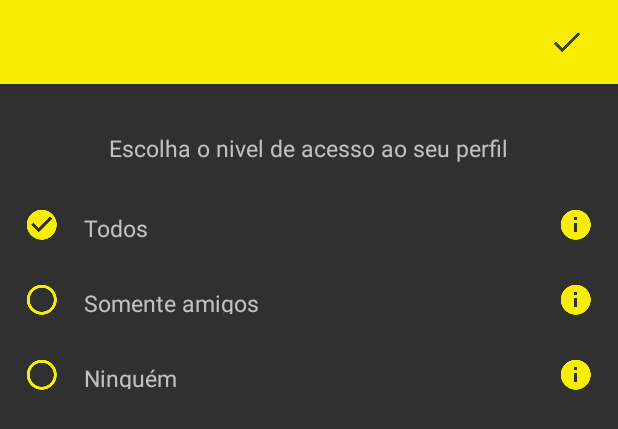
After one commit to WashingtonFD/organize_android, an Android app: the layout activity_privacy.xml on its own in the app's theme, with its tools: preview values and no code run, on a phone screen of 412 x 824 dp. The commit adds this screen. Shown: the top 429 px of the screen. Run offline under Robolectric (Android 15) with nearby library versions, the phone set to English and light mode, and no system bars.

Commit message:
implements privacy

```diff
--- a/organize/app/build.gradle
+++ b/organize/app/build.gradle
@@ -40,6 +40,7 @@ android {
     }
 }
 
+
 dependencies {
     compile fileTree(dir: 'libs', include: ['*.jar'])
     //noinspection GradleCompatible
--- a/organize/app/src/main/AndroidManifest.xml
+++ b/organize/app/src/main/AndroidManifest.xml
@@ -35,7 +35,8 @@
         <activity android:name=".ui.activities.PlanIdentifierActivity" />
         <activity android:name=".ui.activities.UserRegisterActivity" />
         <activity android:name=".ui.activities.LoginActivity" />
-        <activity android:name=".ui.activities.AboutActivity"></activity>
+        <activity android:name=".ui.activities.AboutActivity" />
+        <activity android:name=".ui.activities.PrivacyActivity"></activity>
     </application>
 
 </manifest>
--- a/organize/app/src/main/java/com/organize4event/organize/ui/fragments/SettingsFragment.java
+++ b/organize/app/src/main/java/com/organize4event/organize/ui/fragments/SettingsFragment.java
@@ -27,6 +27,7 @@ import com.organize4event.organize.models.User;
 import com.organize4event.organize.models.UserSetting;
 import com.organize4event.organize.ui.activities.AboutActivity;
 import com.organize4event.organize.ui.activities.PlanDetailActivity;
+import com.organize4event.organize.ui.activities.PrivacyActivity;
 import com.organize4event.organize.ui.activities.TermUseActivity;
 import com.organize4event.organize.ui.adapters.PlanAdapter;
 import com.organize4event.organize.ui.adapters.SettingsAdapter;
@@ -172,7 +173,7 @@ public class SettingsFragment extends BaseFragment {
     }
 
     public void startPrivacySettings() {
-        showToastMessage(context, "ABRIR ACTIVITY PRIVACY");
+        startActivity(new Intent(context, PrivacyActivity.class));
     }
 
     public void startDayPayment() {
--- /dev/null
+++ b/organize/app/src/main/res/layout/activity_privacy.xml
@@ -0,0 +1,172 @@
+<?xml version="1.0" encoding="utf-8"?>
+<RelativeLayout xmlns:android="http://schemas.android.com/apk/res/android"
+    xmlns:app="http://schemas.android.com/apk/res-auto"
+    xmlns:tools="http://schemas.android.com/tools"
+    android:layout_width="match_parent"
+    android:layout_height="match_parent"
+    tools:context="com.organize4event.organize.ui.activities.PrivacyActivity">
+
+    <android.support.design.widget.AppBarLayout
+        android:id="@+id/appBarLayout"
+        android:layout_width="match_parent"
+        android:layout_height="wrap_content"
+        android:theme="@style/ThemeOverlay.AppCompat.Dark.ActionBar">
+
+        <android.support.v7.widget.Toolbar
+            android:id="@+id/toolbar"
+            android:layout_width="match_parent"
+            android:layout_height="?attr/actionBarSize"
+            android:background="?attr/colorPrimary"
+            tools:ignore="MissingPrefix"
+            app:layout_scrollFlags="scroll|enterAlways"
+            app:popupTheme="@style/ThemeOverlay.AppCompat.Light">
+
+            <ImageView
+                android:id="@+id/imgAccept"
+                android:layout_width="wrap_content"
+                android:layout_height="wrap_content"
+                android:layout_gravity="right"
+                android:layout_marginRight="22dp"
+                android:src="@drawable/ic_done_black_24dp"
+                android:tint="@color/colorDestakText"
+                />
+
+        </android.support.v7.widget.Toolbar>
+    </android.support.design.widget.AppBarLayout>
+
+    <RelativeLayout
+        android:id="@+id/conteinerContent"
+        android:layout_width="match_parent"
+        android:layout_height="match_parent"
+        android:layout_below="@+id/appBarLayout"
+        android:padding="@dimen/padding_default"
+        >
+
+        <TextView
+            android:id="@+id/txtTitle"
+            android:layout_width="wrap_content"
+            android:layout_height="wrap_content"
+            android:layout_centerHorizontal="true"
+            android:layout_marginTop="@dimen/margin_default"
+            android:text="@string/label_select_privacy"
+            android:textColor="@color/colorTextDefault"
+            android:textSize="@dimen/text_size_default"
+            android:textAppearance="@style/Theme.Organize.TextAppearance.GothamRounded.Book"
+            />
+
+        <RelativeLayout
+            android:layout_width="match_parent"
+            android:layout_height="wrap_content"
+            android:layout_below="@+id/txtTitle"
+            android:layout_marginTop="@dimen/margin_default"
+            >
+
+            <RadioGroup
+                android:id="@+id/rgpListPrivacy"
+                android:layout_width="wrap_content"
+                android:layout_height="wrap_content"
+                >
+
+                <RadioButton
+                    android:id="@+id/btnAll"
+                    android:layout_width="wrap_content"
+                    android:layout_height="50dp"
+                    android:layout_gravity="center_vertical"
+                    android:button="@drawable/selector_radio_button"
+                    android:buttonTint="@color/colorPrimary"
+                    android:padding="@dimen/padding_default"
+                    android:text="@string/label_all"
+                    android:textColor="@color/colorTextDefault"
+                    android:textSize="@dimen/text_size_default"
+                    android:textAppearance="@style/Theme.Organize.TextAppearance.GothamRounded.Light"
+                    android:checked="true"
+                    />
+
+                <RadioButton
+                    android:id="@+id/btnJustFriends"
+                    android:layout_width="wrap_content"
+                    android:layout_height="50dp"
+                    android:layout_gravity="center_vertical"
+                    android:button="@drawable/selector_radio_button"
+                    android:buttonTint="@color/colorPrimary"
+                    android:padding="@dimen/padding_default"
+                    android:text="@string/label_just_friends"
+                    android:textColor="@color/colorTextDefault"
+                    android:textSize="@dimen/text_size_default"
+                    android:textAppearance="@style/Theme.Organize.TextAppearance.GothamRounded.Light"
+                    />
+
+                <RadioButton
+                    android:id="@+id/btnNoOne"
+                    android:layout_width="wrap_content"
+                    android:layout_height="50dp"
+                    android:layout_gravity="center_vertical"
+                    android:button="@drawable/selector_radio_button"
+                    android:buttonTint="@color/colorPrimary"
+                    android:padding="@dimen/padding_default"
+                    android:text="@string/label_no_one"
+                    android:textColor="@color/colorTextDefault"
+                    android:textSize="@dimen/text_size_default"
+                    android:textAppearance="@style/Theme.Organize.TextAppearance.GothamRounded.Light"
+                    />
+
+            </RadioGroup>
+
+            <RelativeLayout
+                android:id="@+id/btnInfoAll"
+                android:layout_width="wrap_content"
+                android:layout_height="50dp"
+                android:layout_alignParentRight="true"
+                >
+
+                <ImageView
+                    android:layout_width="wrap_content"
+                    android:layout_height="wrap_content"
+                    android:layout_centerInParent="true"
+                    android:src="@drawable/ic_info_black_24dp"
+                    android:tint="@color/colorAccent"
+                    />
+
+            </RelativeLayout>
+
+            <RelativeLayout
+                android:id="@+id/btnInfoJustFriends"
+                android:layout_width="wrap_content"
+                android:layout_height="50dp"
+                android:layout_alignParentRight="true"
+                android:layout_below="@+id/btnInfoAll"
+                >
+
+                <ImageView
+                    android:layout_width="wrap_content"
+                    android:layout_height="wrap_content"
+                    android:layout_centerInParent="true"
+                    android:src="@drawable/ic_info_black_24dp"
+                    android:tint="@color/colorAccent"
+                    />
+
+            </RelativeLayout>
+
+            <RelativeLayout
+                android:id="@+id/btnInfoNoOne"
+                android:layout_width="wrap_content"
+                android:layout_height="50dp"
+                android:layout_alignParentRight="true"
+                android:layout_below="@+id/btnInfoJustFriends"
+                >
+
+                <ImageView
+                    android:layout_width="wrap_content"
+                    android:layout_height="wrap_content"
+                    android:layout_centerInParent="true"
+                    android:src="@drawable/ic_info_black_24dp"
+                    android:tint="@color/colorAccent"
+                    />
+
+            </RelativeLayout>
+
+        </RelativeLayout>
+
+    </RelativeLayout>
+
+</RelativeLayout>
--- a/organize/app/src/main/res/values/strings.xml
+++ b/organize/app/src/main/res/values/strings.xml
@@ -39,9 +39,11 @@
     <string name="label_plan_identifier">Identificação do Plano</string>
     <string name="label_plan_premium">Plano Prêmium</string>
     <string name="label_plan_question">Escolha seu plano de acesso</string>
+    <string name="label_select_privacy">Escolha o nivel de acesso ao seu perfil</string>
     <string name="label_site">www.organize4event.com</string>
     <string name="label_start_date">Início</string>
     <string name="label_term_use">Termo de Uso</string>
+    <string name="label_privacy">Privacidade</string>
     <string name="label_validate_code">Código de validação</string>
     <string name="label_register_user">Registro de usuário</string>
     <string name="label_login_email">Login com E-mail</string>
@@ -72,9 +74,10 @@
     <string name="label_call">Realizar chamada</string>
     <string name="label_monthly">por mês</string>
     <string name="label_advantages">Vantagens</string>
-    <string name="know_more">Saiba mais</string>
-
-
+    <string name="label_know_more">Saiba mais</string>
+    <string name="label_all">Todos</string>
+    <string name="label_just_friends">Somente amigos</string>
+    <string name="label_no_one">Ninguém</string>
 
     <string name="message_info_password">Entre 6 a 10 caracteres alfanuméricos.</string>
     <string name="message_info_cpf">Lorem ipsum dolor sit amet, consectetur adipiscing elit. Phasellus eget sem quis risus sagittis tincidunt nec tempus libero. Suspendisse non.</string>
```
Also changed, not shown: organize/app/src/main/java/com/organize4event/organize/enuns/PrivacyEnum.java (added, +18 -0 lines), organize/app/src/main/java/com/organize4event/organize/ui/activities/PrivacyActivity.java (added, +96 -0 lines).
